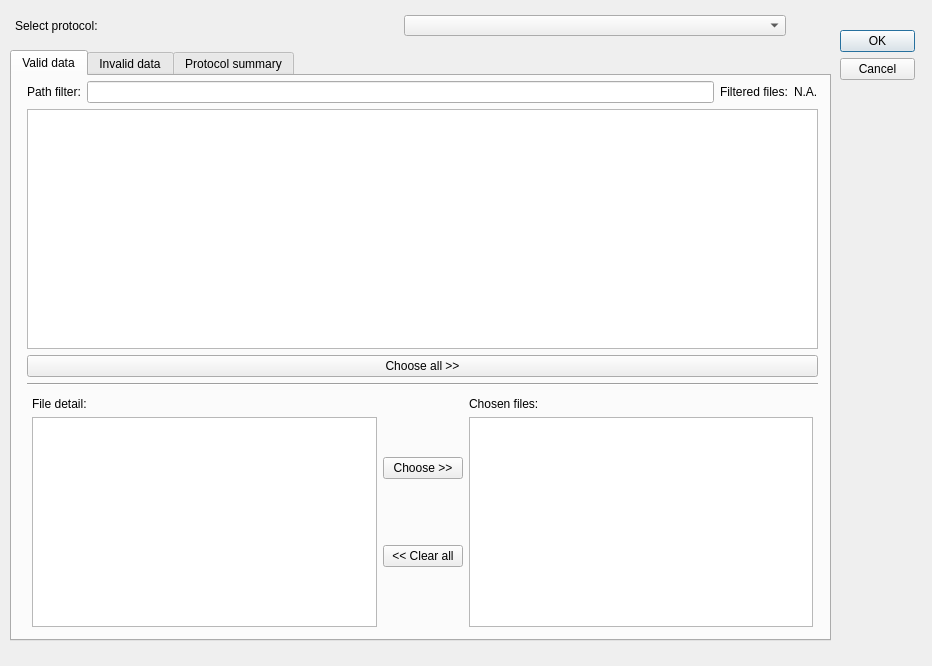
The window that layout/data_selection.ui (listenzcc/eeg-for-everyone-v1) describes before a commit, drawn with Qt 5.
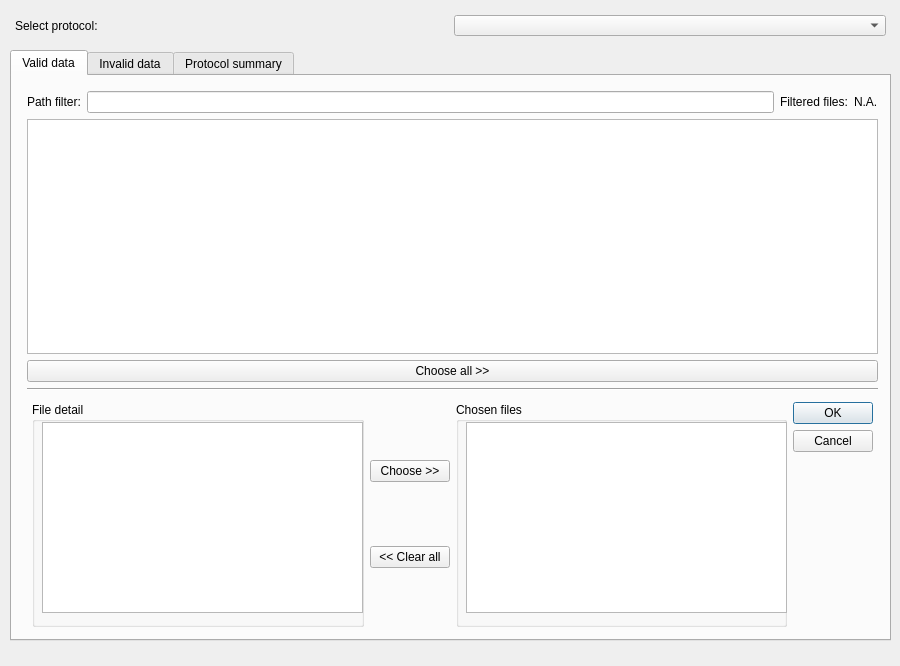
The same window after the commit. The open tabs and pages were chosen to show the change.

Commit message: Develop MI window

Diff of the .ui file:
```diff
--- a/layout/data_selection.ui
+++ b/layout/data_selection.ui
@@ -6,7 +6,7 @@
    <rect>
     <x>0</x>
     <y>0</y>
-    <width>932</width>
+    <width>900</width>
     <height>666</height>
    </rect>
   </property>
@@ -24,7 +24,7 @@
     <rect>
      <x>10</x>
      <y>50</y>
-     <width>821</width>
+     <width>881</width>
      <height>591</height>
     </rect>
    </property>
@@ -42,9 +42,9 @@
      <property name="geometry">
       <rect>
        <x>10</x>
-       <y>0</y>
-       <width>801</width>
-       <height>561</height>
+       <y>10</y>
+       <width>861</width>
+       <height>551</height>
       </rect>
      </property>
      <layout class="QVBoxLayout" name="verticalLayout_5">
@@ -124,15 +124,31 @@
           <item>
            <layout class="QVBoxLayout" name="verticalLayout_3">
             <item>
-             <widget class="QLabel" name="label_4">
-              <property name="text">
-               <string>File detail:</string>
+             <widget class="QGroupBox" name="groupBox">
+              <property name="sizePolicy">
+               <sizepolicy hsizetype="Expanding" vsizetype="Expanding">
+                <horstretch>0</horstretch>
+                <verstretch>0</verstretch>
+               </sizepolicy>
               </property>
+              <property name="title">
+               <string>File detail</string>
+              </property>
+              <property name="flat">
+               <bool>true</bool>
+              </property>
+              <widget class="QTextBrowser" name="zcc_textBrowser_candidateFileDetail">
+               <property name="geometry">
+                <rect>
+                 <x>10</x>
+                 <y>20</y>
+                 <width>321</width>
+                 <height>191</height>
+                </rect>
+               </property>
+              </widget>
              </widget>
             </item>
-            <item>
-             <widget class="QTextBrowser" name="zcc_textBrowser_candidateFileDetail"/>
-            </item>
            </layout>
           </item>
           <item>
@@ -156,17 +172,43 @@
           <item>
            <layout class="QVBoxLayout" name="verticalLayout_4">
             <item>
-             <widget class="QLabel" name="label_5">
-              <property name="text">
-               <string>Chosen files:</string>
+             <widget class="QGroupBox" name="groupBox_2">
+              <property name="sizePolicy">
+               <sizepolicy hsizetype="Expanding" vsizetype="Expanding">
+                <horstretch>0</horstretch>
+                <verstretch>0</verstretch>
+               </sizepolicy>
               </property>
+              <property name="title">
+               <string>Chosen files</string>
+              </property>
+              <property name="flat">
+               <bool>true</bool>
+              </property>
+              <widget class="QListWidget" name="zcc_listWidget_chosenFiles">
+               <property name="geometry">
+                <rect>
+                 <x>10</x>
+                 <y>20</y>
+                 <width>321</width>
+                 <height>191</height>
+                </rect>
+               </property>
+              </widget>
              </widget>
             </item>
-            <item>
-             <widget class="QListWidget" name="zcc_listWidget_chosenFiles"/>
-            </item>
            </layout>
           </item>
+          <item>
+           <widget class="QDialogButtonBox" name="zcc_buttonBox_goToNext">
+            <property name="orientation">
+             <enum>Qt::Orientation::Vertical</enum>
+            </property>
+            <property name="standardButtons">
+             <set>QDialogButtonBox::StandardButton::Cancel|QDialogButtonBox::StandardButton::Ok</set>
+            </property>
+           </widget>
+          </item>
          </layout>
         </item>
        </layout>
@@ -222,28 +264,12 @@
     </attribute>
    </widget>
   </widget>
-  <widget class="QDialogButtonBox" name="buttonBox">
-   <property name="geometry">
-    <rect>
-     <x>840</x>
-     <y>30</y>
-     <width>75</width>
-     <height>319</height>
-    </rect>
-   </property>
-   <property name="orientation">
-    <enum>Qt::Orientation::Vertical</enum>
-   </property>
-   <property name="standardButtons">
-    <set>QDialogButtonBox::StandardButton::Cancel|QDialogButtonBox::StandardButton::Ok</set>
-   </property>
-  </widget>
   <widget class="QWidget" name="horizontalLayoutWidget_2">
    <property name="geometry">
     <rect>
      <x>10</x>
      <y>10</y>
-     <width>781</width>
+     <width>881</width>
      <height>31</height>
     </rect>
    </property>
```
Left out of the diff: 83 changed lines with no effect on the pictures. The commit also changes 4 other files.
